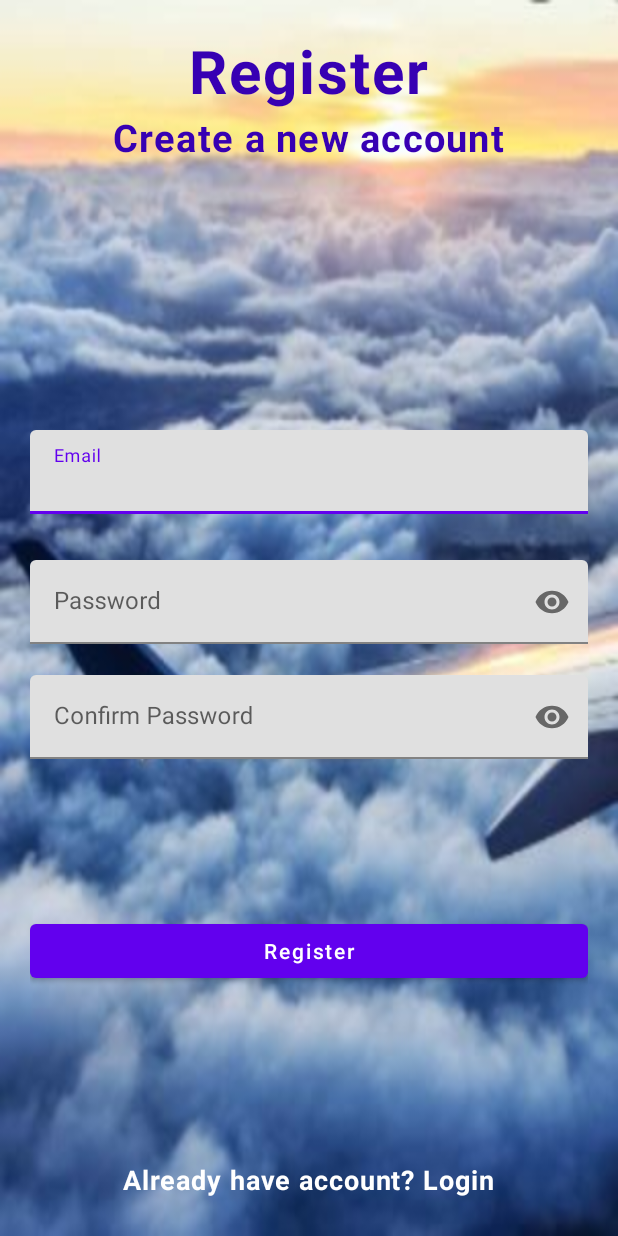
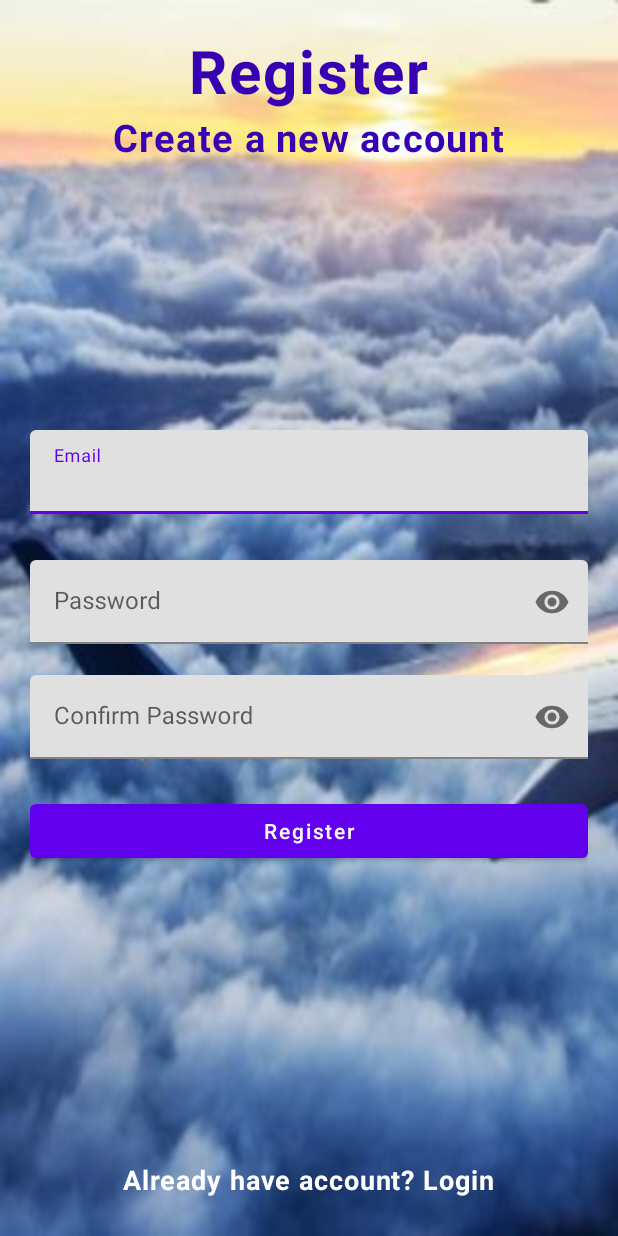
Before and after one commit to Aishab0810/ExplorProject, an Android app: the RegisterScreen screen opened directly, with no data from a screen before it, on a phone screen of 412 x 824 dp. Run offline under Robolectric (Android 15) with nearby library versions, the phone set to English and light mode, and no system bars; our stand-ins replace Firebase (no records; nobody signed in at launch, a user with empty details on screens opened directly).

Commit message:
Final Project

```diff
--- a/app/src/main/AndroidManifest.xml
+++ b/app/src/main/AndroidManifest.xml
@@ -39,9 +39,7 @@
         <activity
                 android:name=".Pmpml"
                 android:exported="true"/>
-        <activity
-                android:name=".Mhill"
-                android:exported="true"/>
+
         <!--
              The API key for Google Maps-based APIs is defined as a string resource.
              (See the file "res/values/google_maps_api.xml").
--- a/app/src/main/res/layout/activity_register_screen.xml
+++ b/app/src/main/res/layout/activity_register_screen.xml
@@ -95,7 +95,7 @@
             android:layout_height="wrap_content"
             android:text="Register"
             android:layout_below="@id/password11"
-            android:layout_marginTop="160dp"
+            android:layout_marginTop="80dp"
             android:textAllCaps="false" tools:ignore="OnClick"/>
 
 
```
